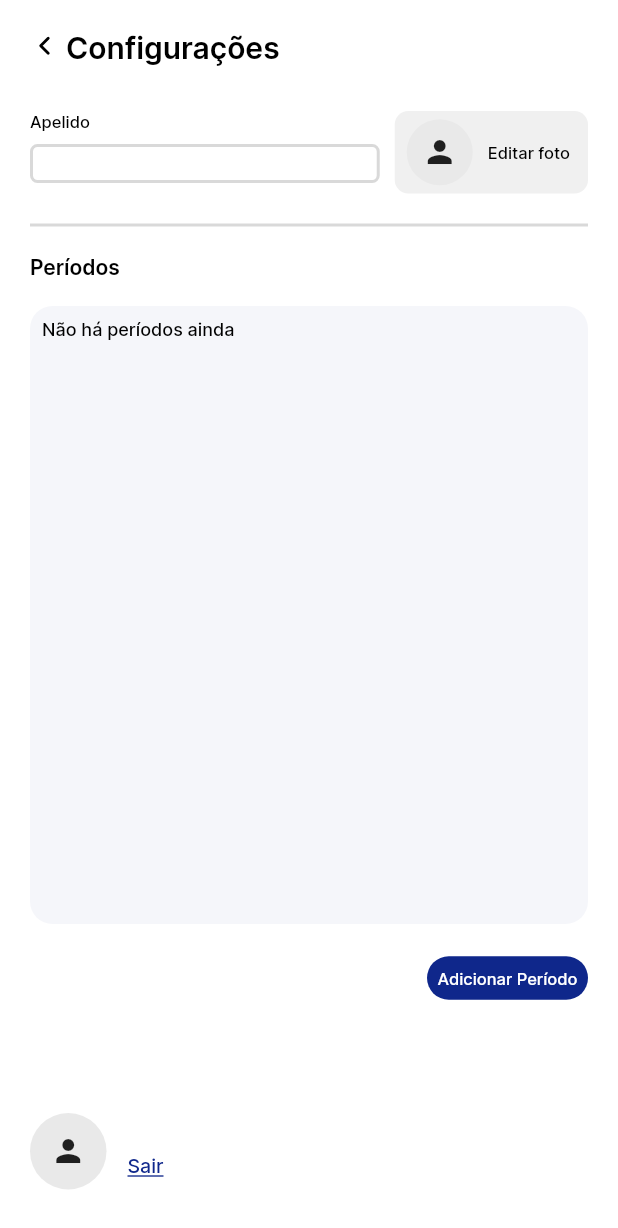
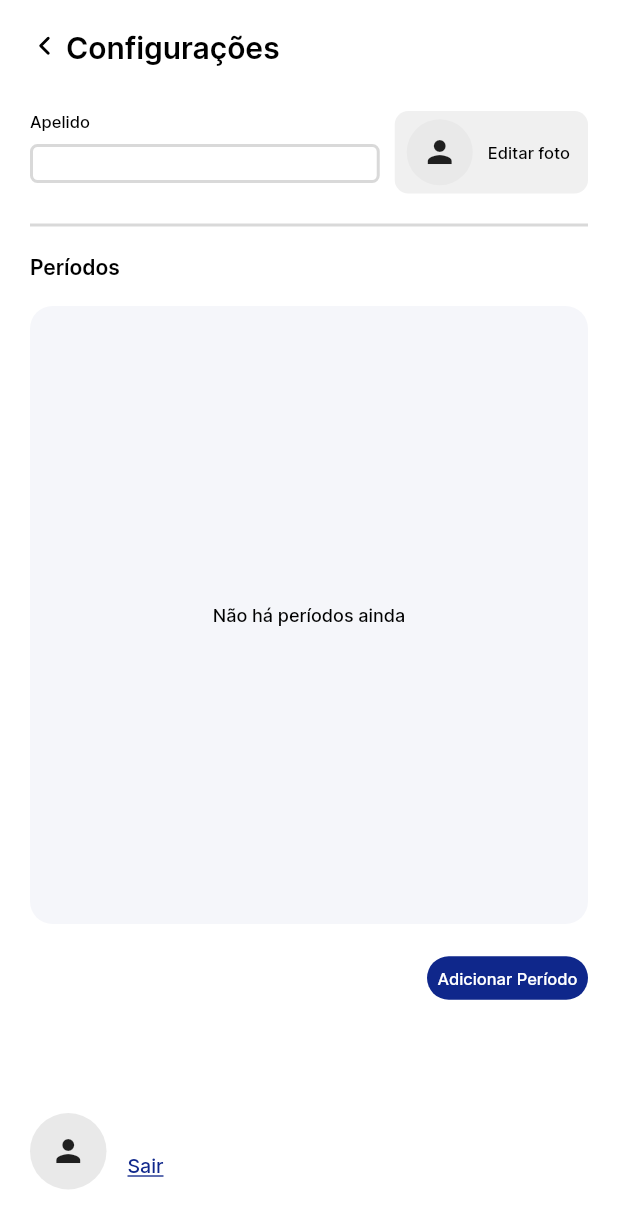
Before and after one commit to FelipeLemosBellini/science_dex, a Flutter app: the screen it shows after launch, on a phone screen of 412 x 824 dp. Shown: the top 1228 px of the screen. Run offline on Flutter 3.47's test engine with Material 3 defaults, Android fonts, the phone set to English and light mode, and no system bars; our stand-ins replace dartz, flutter_bloc, flutter_svg, get_it, go_router, image_picker and 2 more; accounts and stored records are empty.

Commit message:
align text

```diff
--- a/lib/screens/structure/profile/widget/list_period_widget.dart
+++ b/lib/screens/structure/profile/widget/list_period_widget.dart
@@ -26,7 +26,7 @@ class ListPeriodWidget extends StatelessWidget {
             BoxDecoration(color: ScienceDexColors.grayLight, borderRadius: BorderRadius.all(Radius.circular(15))),
         child: Visibility(
           visible: list.isNotEmpty,
-          replacement: Text("Não há períodos ainda").bodyExtraSmallMedium(),
+          replacement: Center(child: Text("Não há períodos ainda").bodyExtraSmallMedium()),
           child: ListView.builder(
               shrinkWrap: true,
               physics: BouncingScrollPhysics(),
```
